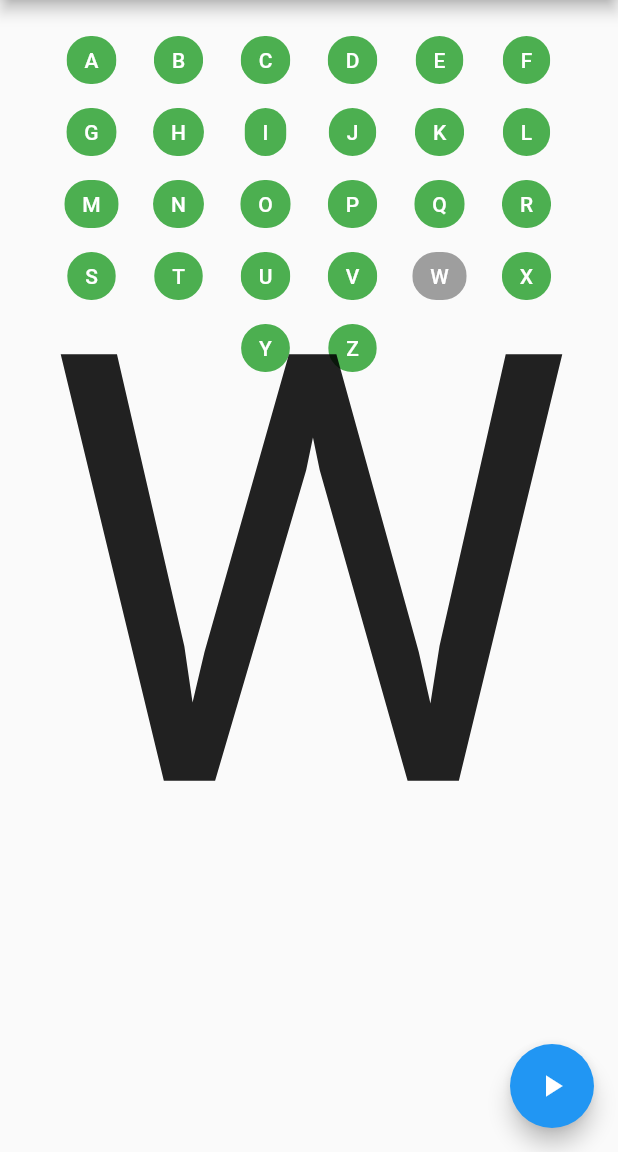
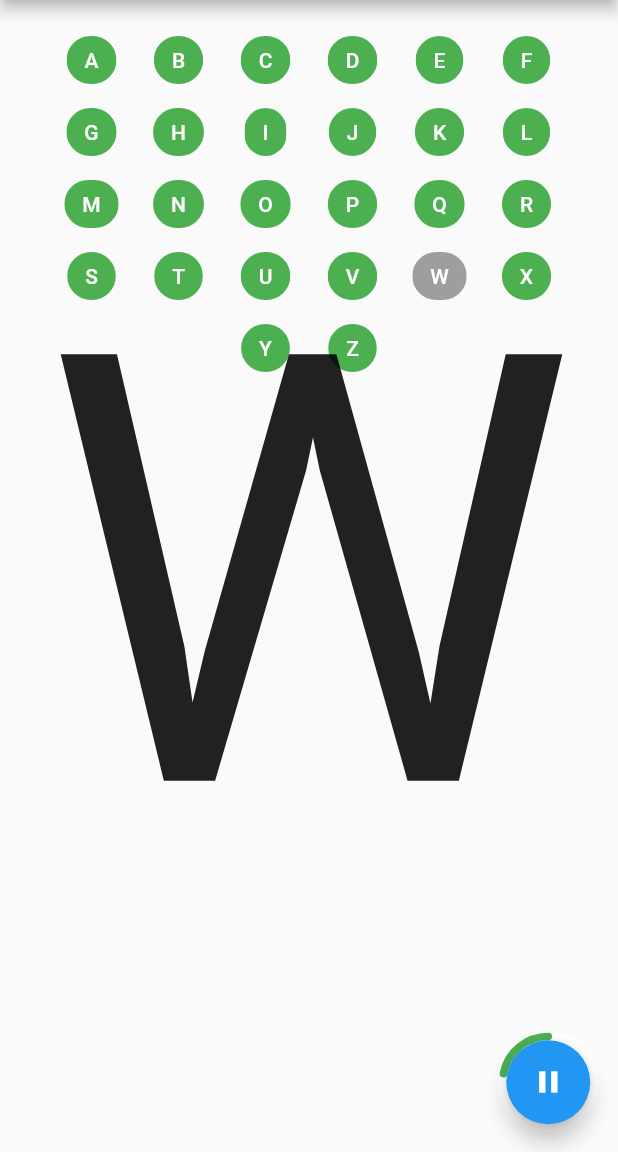
Before and after one commit to MatheusMassula/flutter_stop_game, a Flutter app: the screen it shows after launch, after a tap on the "play arrow" icon, on a phone screen of 412 x 824 dp, the part 84-1236 px from its top. Run offline on Flutter 3.47's test engine with Material 2 defaults, Android fonts, the phone set to English and light mode, and no system bars.

Commit message:
add timer

```diff
--- a/lib/main.dart
+++ b/lib/main.dart
@@ -1,6 +1,7 @@
 import 'dart:math';
 
 import 'package:flutter/material.dart';
+import 'package:stop_game/widgets/timer.dart';
 
 void main() => runApp(MyApp());
 
@@ -86,10 +87,16 @@ class _MyHomePageState extends State<MyHomePage> {
           )
         ],
       ),
-      floatingActionButton: FloatingActionButton(
-        child: Icon(Icons.play_arrow),
-        onPressed: () => _play()
-      ),
+      floatingActionButton: GestureDetector(
+        child: Container(
+          height: 61,
+          width: 61,
+          child: CircularTimer(
+            seconds: 5,
+            onTap: () => _play()
+          )
+        ),
+      )
     );
   }
 
--- /dev/null
+++ b/lib/widgets/timer.dart
@@ -0,0 +1,137 @@
+import 'package:flutter/material.dart';
+import 'dart:math';
+
+class CircularTimer extends StatefulWidget {
+  final int seconds;
+  final VoidCallback onTap;
+
+  const CircularTimer({
+    Key key,
+    @required this.seconds,
+    this.onTap,
+  }) : assert(seconds > 0), super(key: key);
+
+  @override
+  CircularTimerState createState() => CircularTimerState();
+}
+
+class CircularTimerState extends State<CircularTimer> with TickerProviderStateMixin {
+  AnimationController controller;
+  String get timerString {
+    Duration duration = controller.duration * controller.value;
+    return '${duration.inMinutes}:${(duration.inSeconds % 60).toString().padLeft(2, '0')}';
+  }
+
+  @override
+  void initState() {
+    super.initState();
+    controller = AnimationController(
+      vsync: this,
+      duration: Duration(seconds: widget.seconds),
+    );
+  }
+
+  @override
+  Widget build(BuildContext context) {
+    return Column(
+      mainAxisAlignment: MainAxisAlignment.spaceBetween,
+      children: <Widget>[
+        Align(
+          alignment: FractionalOffset.center,
+          child: AspectRatio(
+            aspectRatio: 1.0,
+            child: Stack(
+              children: <Widget>[
+                Positioned.fill(
+                  child: AnimatedBuilder(
+                    animation: controller,
+                    builder: (BuildContext context, Widget child) {
+                      return CustomPaint(
+                        painter: TimerPainter(
+                          animation: controller,
+                          backgroundColor: Colors.white,
+                          color: Colors.green,
+                        )
+                      );
+                    },
+                  ),
+                ),
+                Align(
+                  alignment: Alignment.center,
+                  child: Row(
+                    mainAxisAlignment: MainAxisAlignment.spaceEvenly,
+                    children: <Widget>[
+                      FloatingActionButton(
+                        child: AnimatedBuilder(
+                          animation: controller,
+                          builder: (BuildContext context, Widget child) {
+                            return Icon(controller.isAnimating
+                              ? Icons.pause
+                              : Icons.play_arrow);
+                          },
+                        ),
+                        onPressed: () {
+                          if (controller.isAnimating) {
+                            setState(() {
+                              controller.stop(canceled: true);
+                            });
+                          } else {
+                            controller.reverse(
+                              from: _reverseControllerValue(controller.value)
+                            );
+                          }
+                        },
+                      )
+                    ],
+                  ),
+                ),
+              ],
+            ),
+          ),
+        ),
+      ],
+    );
+  }
+
+  double _reverseControllerValue(double currentValue) {
+    if(currentValue == 0.0) {
+      widget.onTap();
+      return 1.0;
+    }
+    else {
+      return currentValue;
+    }
+  }
+}
+
+class TimerPainter extends CustomPainter {
+  TimerPainter({
+    this.animation,
+    this.backgroundColor,
+    this.color,
+  }) : super(repaint: animation);
+
+  final Animation<double> animation;
+  final Color backgroundColor, color;
+
+  @override
+  void paint(Canvas canvas, Size size) {
+    Paint paint = Paint()
+      ..color = backgroundColor
+      ..strokeWidth = 5.0
+      ..strokeCap = StrokeCap.round
+      ..style = PaintingStyle.stroke;
+
+    canvas.drawCircle(size.center(Offset.zero), size.width / 2.0, paint);
+    paint.color = color;
+    double progress = (1.0 - animation.value) * 2 * pi;
+    canvas.drawArc(Offset.zero & size, pi * 1.5, -progress, false, paint);
+  }
+
+  @override
+  bool shouldRepaint(TimerPainter old) {
+    return animation.value != old.animation.value ||
+      color != old.color ||
+      backgroundColor != old.backgroundColor;
+  }
+}
```
